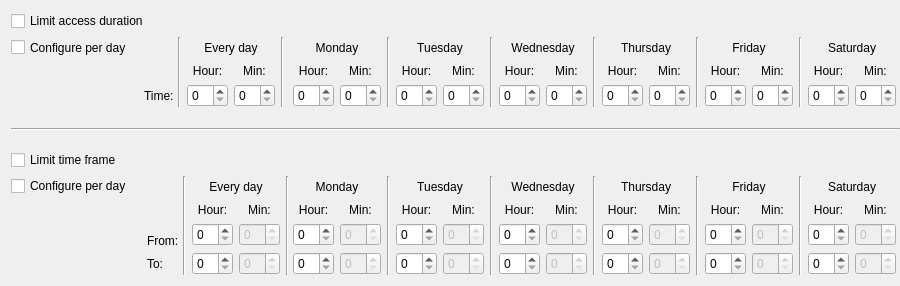
simgunz/timekpr, file src/kcm/ui/limits.ui: the form before one commit.
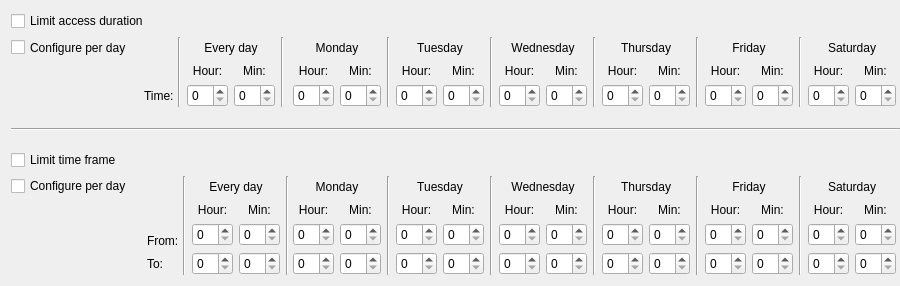
The form after the commit.

The edit to the form file:
```diff
--- a/src/kcm/ui/limits.ui
+++ b/src/kcm/ui/limits.ui
@@ -988,7 +988,7 @@
          <item row="2" column="2">
           <widget class="QSpinBox" name="sbFromMn_0">
            <property name="enabled">
-            <bool>false</bool>
+            <bool>true</bool>
            </property>
            <property name="maximumSize">
             <size>
@@ -1026,7 +1026,7 @@
          <item row="3" column="2">
           <widget class="QSpinBox" name="sbToMn_0">
            <property name="enabled">
-            <bool>false</bool>
+            <bool>true</bool>
            </property>
            <property name="maximumSize">
             <size>
@@ -1378,7 +1378,7 @@
          <item row="2" column="1">
           <widget class="QSpinBox" name="sbFromMn_1">
            <property name="enabled">
-            <bool>false</bool>
+            <bool>true</bool>
            </property>
            <property name="maximumSize">
             <size>
@@ -1416,7 +1416,7 @@
          <item row="2" column="4">
           <widget class="QSpinBox" name="sbFromMn_2">
            <property name="enabled">
-            <bool>false</bool>
+            <bool>true</bool>
            </property>
            <property name="maximumSize">
             <size>
@@ -1454,7 +1454,7 @@
          <item row="2" column="7">
           <widget class="QSpinBox" name="sbFromMn_3">
            <property name="enabled">
-            <bool>false</bool>
+            <bool>true</bool>
            </property>
            <property name="maximumSize">
             <size>
@@ -1492,7 +1492,7 @@
          <item row="2" column="10">
           <widget class="QSpinBox" name="sbFromMn_4">
            <property name="enabled">
-            <bool>false</bool>
+            <bool>true</bool>
            </property>
            <property name="maximumSize">
             <size>
@@ -1530,7 +1530,7 @@
          <item row="2" column="13">
           <widget class="QSpinBox" name="sbFromMn_5">
            <property name="enabled">
-            <bool>false</bool>
+            <bool>true</bool>
            </property>
            <property name="maximumSize">
             <size>
@@ -1568,7 +1568,7 @@
          <item row="2" column="16">
           <widget class="QSpinBox" name="sbFromMn_6">
            <property name="enabled">
-            <bool>false</bool>
+            <bool>true</bool>
            </property>
            <property name="maximumSize">
             <size>
@@ -1606,7 +1606,7 @@
          <item row="3" column="1">
           <widget class="QSpinBox" name="sbToMn_1">
            <property name="enabled">
-            <bool>false</bool>
+            <bool>true</bool>
            </property>
            <property name="maximumSize">
             <size>
@@ -1644,7 +1644,7 @@
          <item row="3" column="4">
           <widget class="QSpinBox" name="sbToMn_2">
            <property name="enabled">
-            <bool>false</bool>
+            <bool>true</bool>
            </property>
            <property name="maximumSize">
             <size>
@@ -1682,7 +1682,7 @@
          <item row="3" column="7">
           <widget class="QSpinBox" name="sbToMn_3">
            <property name="enabled">
-            <bool>false</bool>
+            <bool>true</bool>
            </property>
            <property name="maximumSize">
             <size>
@@ -1720,7 +1720,7 @@
          <item row="3" column="10">
           <widget class="QSpinBox" name="sbToMn_4">
            <property name="enabled">
-            <bool>false</bool>
+            <bool>true</bool>
            </property>
            <property name="maximumSize">
             <size>
@@ -1758,7 +1758,7 @@
          <item row="3" column="13">
           <widget class="QSpinBox" name="sbToMn_5">
            <property name="enabled">
-            <bool>false</bool>
+            <bool>true</bool>
            </property>
            <property name="maximumSize">
             <size>
@@ -1796,7 +1796,7 @@
          <item row="3" column="16">
           <widget class="QSpinBox" name="sbToMn_6">
            <property name="enabled">
-            <bool>false</bool>
+            <bool>true</bool>
            </property>
            <property name="maximumSize">
             <size>
```
